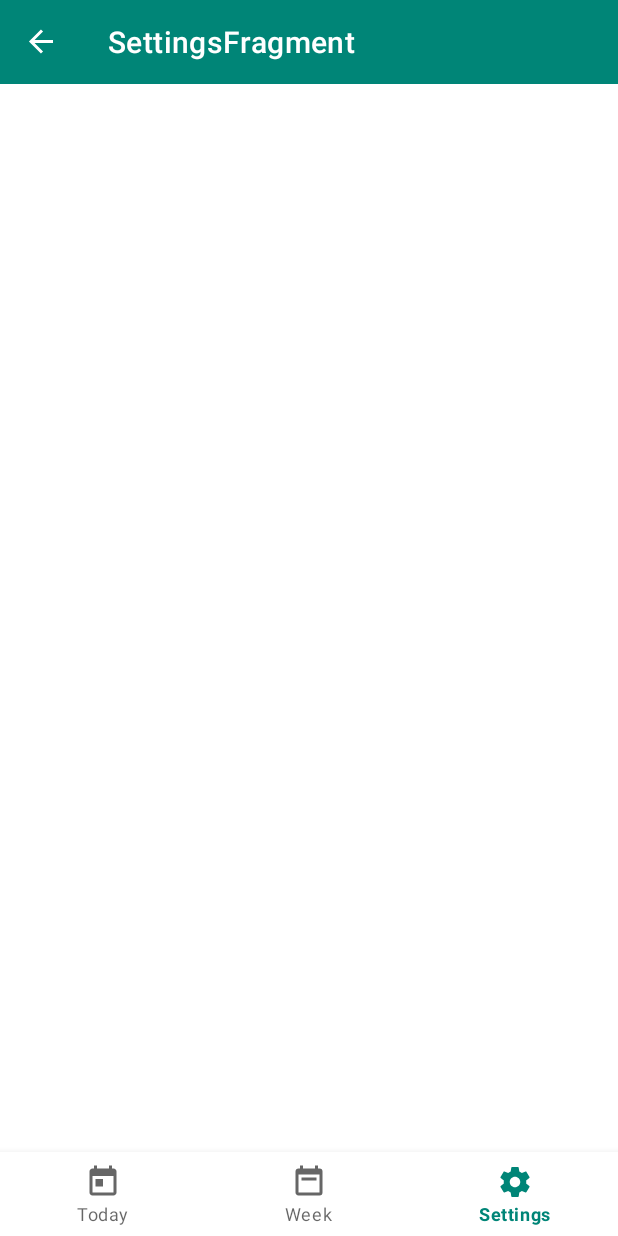
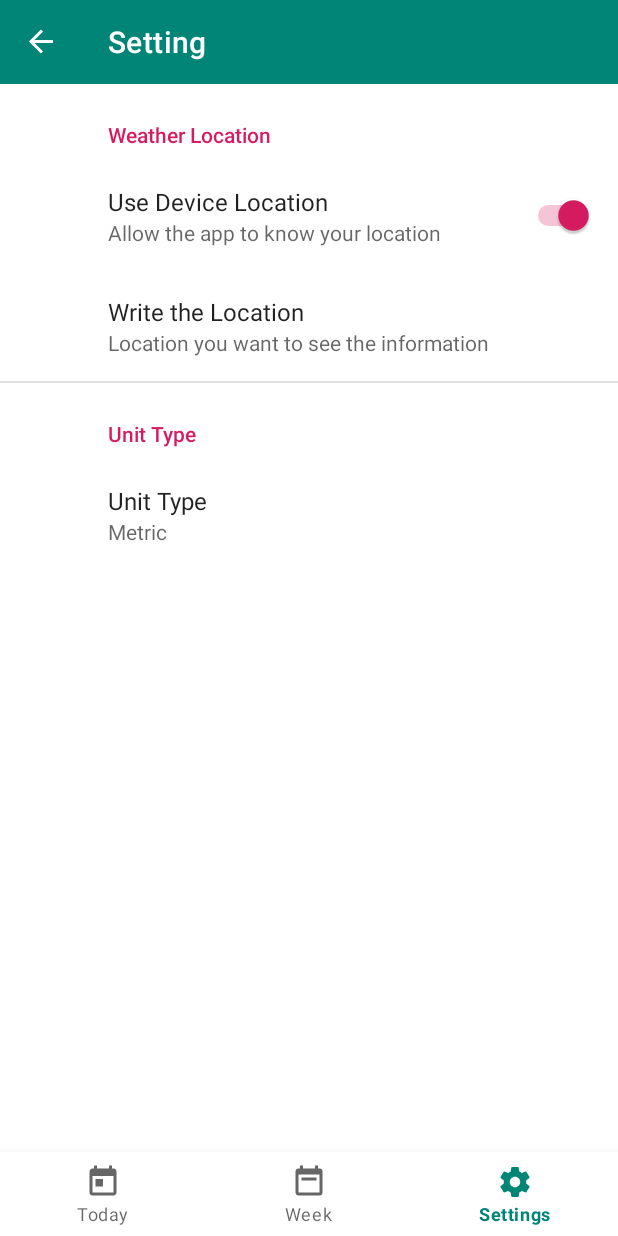
Before and after one commit to simtop/MyWeather, an Android app: the screen it shows after launch (MainActivity), item 3 of the bottom bar chosen, on a phone screen of 412 x 824 dp. Run offline under Robolectric (Android 15) with nearby library versions, the phone set to English and light mode, and no system bars; our stand-ins replace androidx.preference, navigation-ui; libraries missing offline, so code that uses them is left out: com.jakewharton.threetenabp, org.kodein.di; pictures from the network do not load; 4 statements that could not run were skipped.

Commit message:
Settings Preferences and Unit Type set up

```diff
--- a/app/build.gradle
+++ b/app/build.gradle
@@ -61,7 +61,6 @@ dependencies {
     implementation 'com.google.firebase:firebase-core:16.0.7'
     implementation 'com.google.firebase:firebase-auth:16.1.0'
 
-
     // Gson
     implementation "com.google.code.gson:gson:2.8.5"
 
--- a/app/src/main/java/com/simtop/myweather/WeatherApplication.kt
+++ b/app/src/main/java/com/simtop/myweather/WeatherApplication.kt
@@ -1,9 +1,12 @@
 package com.simtop.myweather
 
 import android.app.Application
+import androidx.preference.PreferenceManager
 import com.jakewharton.threetenabp.AndroidThreeTen
 import com.simtop.myweather.data.db.WeatherDatabase
 import com.simtop.myweather.data.network.*
+import com.simtop.myweather.data.provider.UnitProvider
+import com.simtop.myweather.data.provider.UnitProviderImpl
 import com.simtop.myweather.data.repository.WeatherRepository
 import com.simtop.myweather.data.repository.WeatherRepositoryImpl
 import com.simtop.myweather.ui.weather.todays.TodaysWeatherViewModelFactory
@@ -26,11 +29,16 @@ class WeatherApplication : Application(), KodeinAware {
         bind() from singleton { ApixuService(instance()) }
         bind<WeatherNetworkDataSource>() with singleton { WeatherNetworkDataSourceImpl(instance()) }
         bind<WeatherRepository>() with singleton { WeatherRepositoryImpl(instance(), instance()) }
-        bind() from provider { TodaysWeatherViewModelFactory(instance()) }
+        bind<UnitProvider>() with singleton { UnitProviderImpl(instance()) }
+        bind() from provider { TodaysWeatherViewModelFactory(instance(), instance()) }
+
     }
 
     override fun onCreate() {
         super.onCreate()
         AndroidThreeTen.init(this)
+        //Set dafalut values that are already set on R.xml.preferences, readAgain false because
+        //when the user changes preferences it will keep user info in place of our default set values
+        PreferenceManager.setDefaultValues(this, R.xml.preferences, false)
     }
 }
--- /dev/null
+++ b/app/src/main/java/com/simtop/myweather/data/provider/UnitProvider.kt
@@ -0,0 +1,7 @@
+package com.simtop.myweather.data.provider
+
+import com.simtop.myweather.internal.SystemType
+
+interface UnitProvider {
+    fun getUnitType() : SystemType
+}
--- /dev/null
+++ b/app/src/main/java/com/simtop/myweather/data/provider/UnitProviderImpl.kt
@@ -0,0 +1,20 @@
+package com.simtop.myweather.data.provider
+
+import android.content.Context
+import android.content.SharedPreferences
+import androidx.preference.PreferenceManager
+import com.simtop.myweather.internal.SystemType
+
+const val UNIT_TYPE ="UNIT_TYPE"
+
+class UnitProviderImpl(context : Context) : UnitProvider {
+    private val appContext = context.applicationContext
+
+    private val preferences : SharedPreferences
+        get() = PreferenceManager.getDefaultSharedPreferences(appContext)
+    override fun getUnitType(): SystemType {
+        val selectedName = preferences.getString(UNIT_TYPE,SystemType.METRIC.name)
+        //!! = Sure is not Null, but in this case I can skip it, because I have default value SystemType.METRIC.name
+        return SystemType.valueOf(selectedName!!)
+    }
+}
--- a/app/src/main/java/com/simtop/myweather/ui/MainActivity.kt
+++ b/app/src/main/java/com/simtop/myweather/ui/MainActivity.kt
@@ -27,6 +27,7 @@ class MainActivity : AppCompatActivity() {
 
     }
     //Back symbol in toolbar
+    //Check why we changed order of navController,null after adding firebase connection
     override fun onSupportNavigateUp(): Boolean {
         return NavigationUI.navigateUp(navController,null)
     }
--- a/app/src/main/java/com/simtop/myweather/ui/settings/SettingsFragment.kt
+++ b/app/src/main/java/com/simtop/myweather/ui/settings/SettingsFragment.kt
@@ -1,7 +1,20 @@
 package com.simtop.myweather.ui.settings
 
-import androidx.fragment.app.Fragment
+import android.os.Bundle
+import androidx.appcompat.app.AppCompatActivity
+import androidx.preference.PreferenceFragmentCompat
+import com.simtop.myweather.R
 
-class SettingsFragment : Fragment() {
+class SettingsFragment : PreferenceFragmentCompat() {
 
+    override fun onCreatePreferences(savedInstanceState: Bundle?, rootKey: String?) {
+        addPreferencesFromResource(R.xml.preferences)
+    }
+
+    override fun onActivityCreated(savedInstanceState: Bundle?) {
+        super.onActivityCreated(savedInstanceState)
+        (activity as? AppCompatActivity)?.supportActionBar?.title = "Setting"
+        (activity as? AppCompatActivity)?.supportActionBar?.subtitle = null
+
+    }
 }
--- a/app/src/main/java/com/simtop/myweather/ui/weather/todays/TodaysWeatherViewModel.kt
+++ b/app/src/main/java/com/simtop/myweather/ui/weather/todays/TodaysWeatherViewModel.kt
@@ -1,15 +1,16 @@
 package com.simtop.myweather.ui.weather.todays
 
 import androidx.lifecycle.ViewModel;
+import com.simtop.myweather.data.provider.UnitProvider
 import com.simtop.myweather.data.repository.WeatherRepository
 import com.simtop.myweather.internal.SystemType
 import com.simtop.myweather.internal.lazyDeferred
 
 class TodaysWeatherViewModel(
-    private val weatherRepository: WeatherRepository
+    private val weatherRepository: WeatherRepository,
+    unitProvider: UnitProvider
 ) : ViewModel() {
-    //Later get value from settings
-    private val systemType = SystemType.METRIC
+    private val systemType = unitProvider.getUnitType()
     val isMetric : Boolean
         get() = systemType == SystemType.METRIC
 
--- a/app/src/main/java/com/simtop/myweather/ui/weather/todays/TodaysWeatherViewModelFactory.kt
+++ b/app/src/main/java/com/simtop/myweather/ui/weather/todays/TodaysWeatherViewModelFactory.kt
@@ -2,13 +2,15 @@ package com.simtop.myweather.ui.weather.todays
 
 import androidx.lifecycle.ViewModel
 import androidx.lifecycle.ViewModelProvider
+import com.simtop.myweather.data.provider.UnitProvider
 import com.simtop.myweather.data.repository.WeatherRepository
 
 class TodaysWeatherViewModelFactory(
-    private val weatherRepository: WeatherRepository
+    private val weatherRepository: WeatherRepository,
+    private val unitProvider: UnitProvider
 ) : ViewModelProvider.NewInstanceFactory() {
     @Suppress("UNCHECKED_CAST")
     override fun <T : ViewModel?> create(modelClass: Class<T>): T {
-        return TodaysWeatherViewModel(weatherRepository) as T
+        return TodaysWeatherViewModel(weatherRepository,unitProvider) as T
     }
 }
--- /dev/null
+++ b/app/src/main/res/values/arrays.xml
@@ -0,0 +1,12 @@
+<?xml version="1.0" encoding="utf-8"?>
+<resources>
+    <string-array name="unitTypeValues">
+        <item>METRIC</item>
+        <item>IMPERIAL</item>
+    </string-array>
+
+    <string-array name="unitTypeEntries">
+        <item>Metric</item>
+        <item>Imperial</item>
+    </string-array>
+</resources>
--- /dev/null
+++ b/app/src/main/res/xml/preferences.xml
@@ -0,0 +1,35 @@
+<?xml version="1.0" encoding="utf-8"?>
+<PreferenceScreen xmlns:android="http://schemas.android.com/apk/res/android">
+    <PreferenceCategory
+        android:title="Weather Location">
+        <SwitchPreference
+            android:key="USE_DEVICE_LOCATION"
+            android:title="Use Device Location"
+            android:summary="Allow the app to know your location"
+            android:defaultValue="true"
+            android:disableDependentsState="true">
+        </SwitchPreference>
+
+        <EditTextPreference
+                android:key="COSTUM_LOCATION"
+                android:title="Write the Location"
+                android:summary="Location you want to see the information"
+                android:defaultValue="Barcelona"
+                android:dependency="USE_DEVICE_LOCATION">
+        </EditTextPreference>
+    </PreferenceCategory>
+
+    <PreferenceCategory
+        android:title="Unit Type">
+        <ListPreference
+            android:key="UNIT_TYPE"
+            android:title="Unit Type"
+            android:summary="%s"
+            android:defaultValue="METRIC"
+            android:entries="@array/unitTypeEntries"
+            android:entryValues="@array/unitTypeValues">
+        <!-- $s shows the selected item in summary -->
+        </ListPreference>
+    </PreferenceCategory>
+
+</PreferenceScreen>
```
